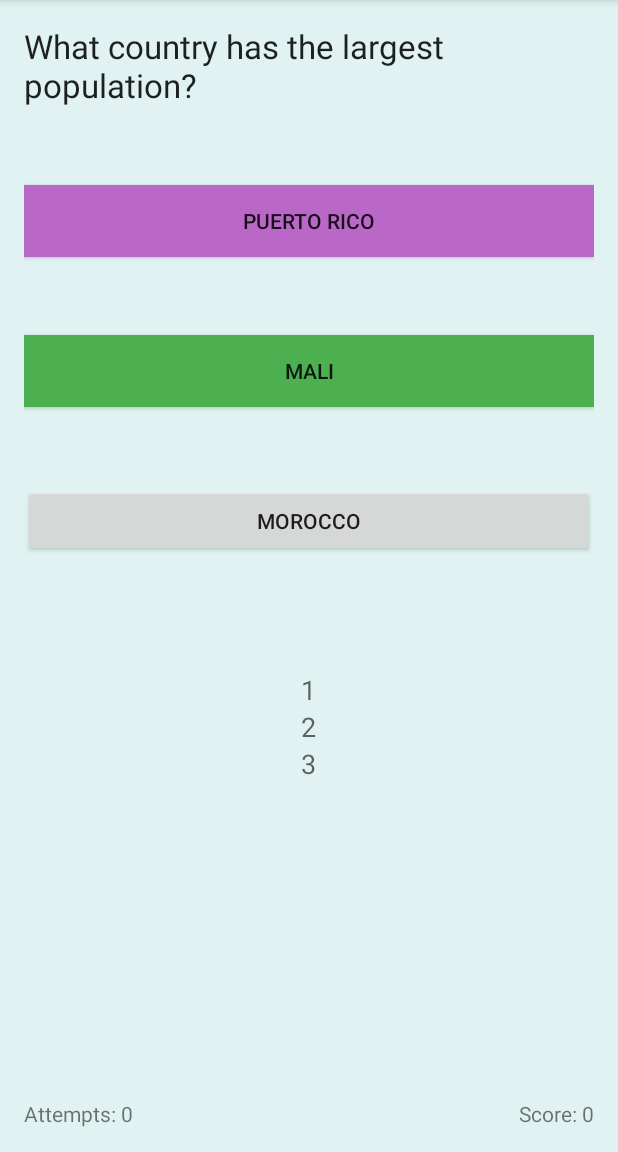
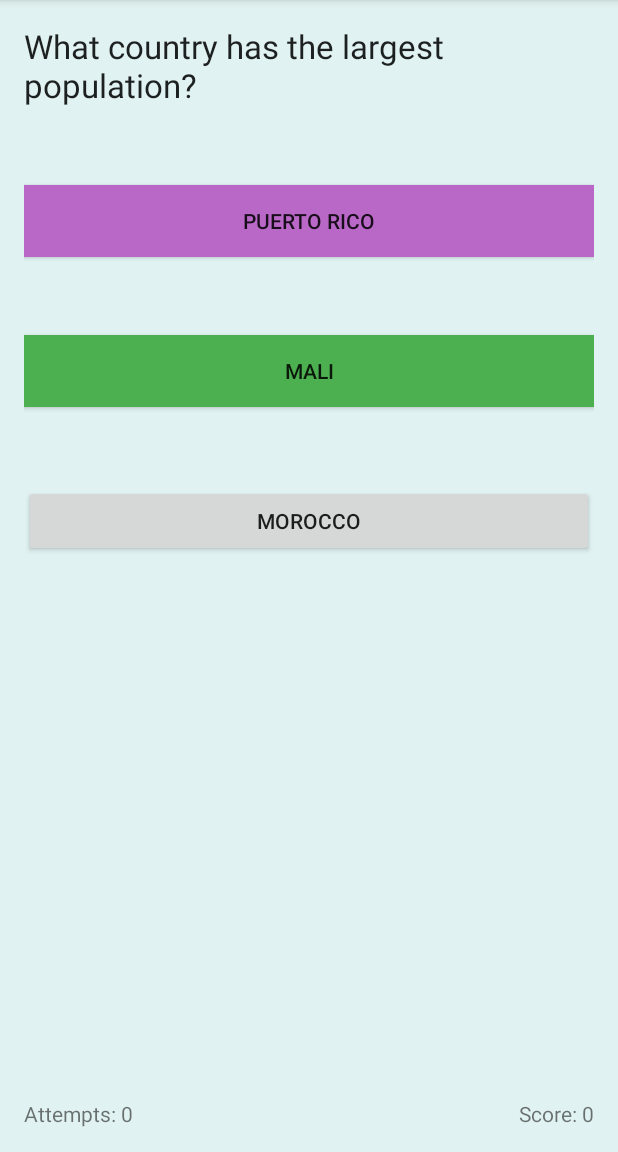
Before and after one commit to toneloc/country-economic-trivia, an Android app: the screen it shows after launch (MainActivity), on a phone screen of 412 x 824 dp, the part 84-1236 px from its top. Run offline under Robolectric (Android 15) with nearby library versions, the phone set to English and light mode, and no system bars.

Commit message:
Removed placeholder text

```diff
--- a/CountryTrivia/app/src/main/res/layout/activity_main.xml
+++ b/CountryTrivia/app/src/main/res/layout/activity_main.xml
@@ -89,7 +89,7 @@
         android:layout_height="wrap_content"
         android:textAppearance="?android:attr/textAppearanceMedium"
         android:id="@+id/textView1"
-        android:text="1"
+        android:text=""
         android:layout_below="@+id/btn3"
         android:layout_centerHorizontal="true"
         android:layout_marginTop="76dp" />
@@ -99,7 +99,7 @@
         android:layout_height="wrap_content"
         android:textAppearance="?android:attr/textAppearanceMedium"
         android:id="@+id/textView2"
-        android:text="2"
+        android:text=""
         android:layout_below="@+id/textView1"
         android:layout_centerHorizontal="true" />
 
@@ -108,7 +108,7 @@
         android:layout_height="wrap_content"
         android:textAppearance="?android:attr/textAppearanceMedium"
         android:id="@+id/textView3"
-        android:text="3"
+        android:text=""
         android:layout_below="@+id/textView2"
         android:layout_centerHorizontal="true"/>
 </RelativeLayout>
```
